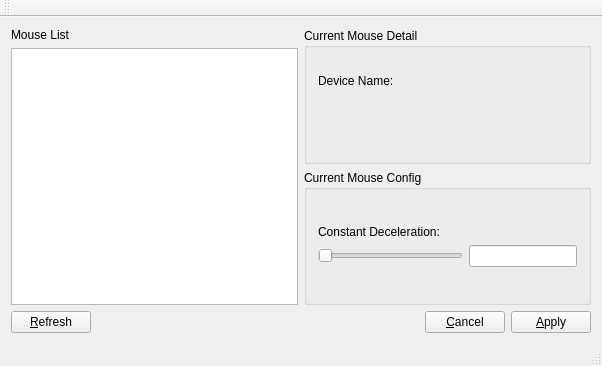
Before: the Qt Designer form mainwindow.ui in jn7163/simpmouse, drawn with Qt 5.
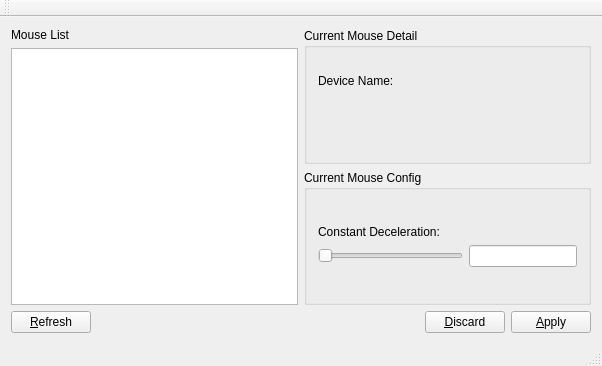
After: the same form once the commit is applied.

Commit message: Refresh button works finally (in a naive way) ! Cancel button is Discard button now.

```diff
--- a/mainwindow.ui
+++ b/mainwindow.ui
@@ -150,7 +150,7 @@
         <item>
          <widget class="QPushButton" name="cancelButton">
           <property name="text">
-           <string>&amp;Cancel</string>
+           <string>&amp;Discard</string>
           </property>
          </widget>
         </item>
```
Left out of the diff: 2 changed lines with no effect on the pictures. The commit also changes 7 other files.
